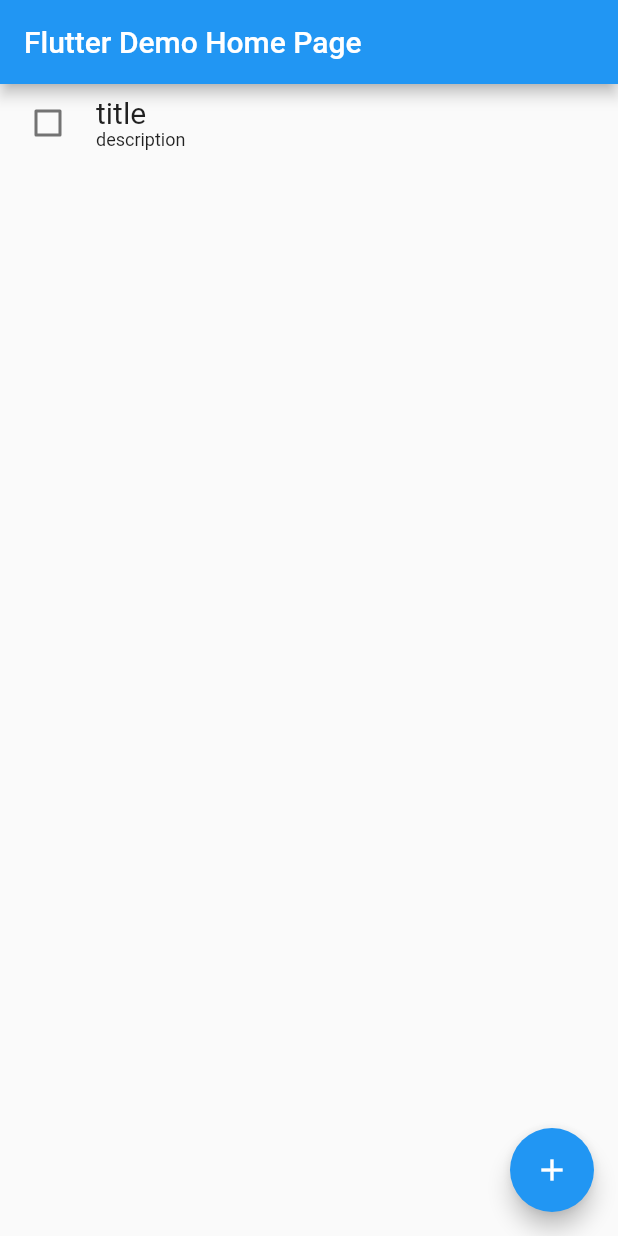
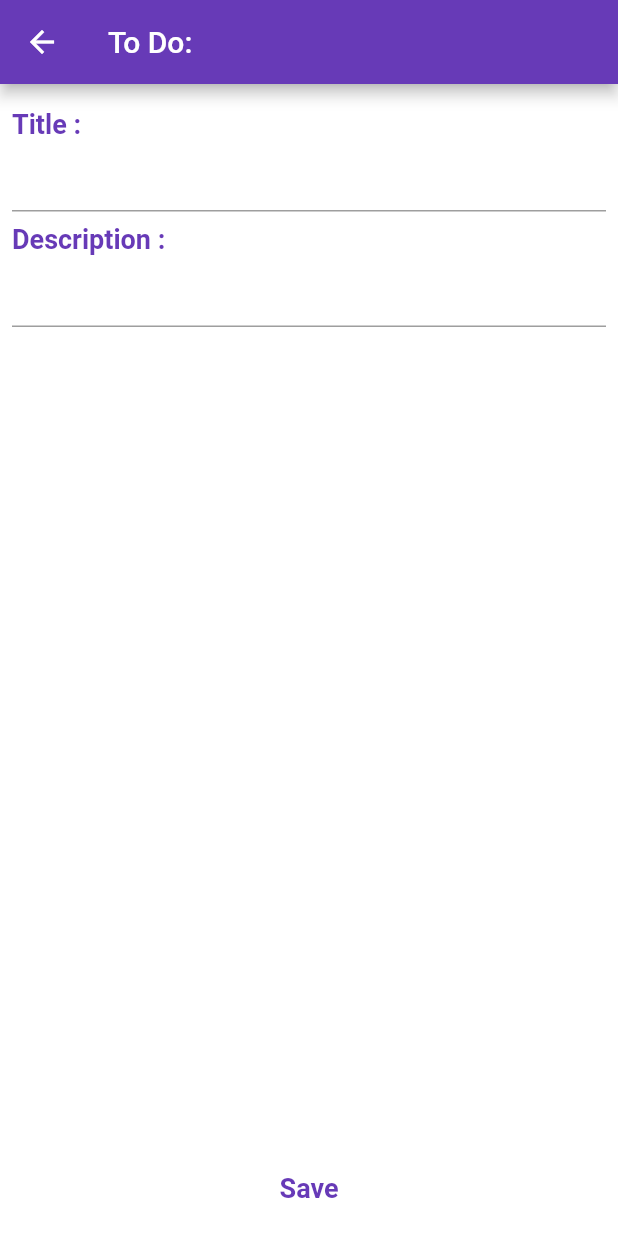
Before and after one commit to Rr01010010/study-bloc-with-ToDo-app-practice, a Flutter app: the screen it shows after launch, after a tap on the "add" icon, on a phone screen of 412 x 824 dp. Run offline on Flutter 3.47's test engine with Material 2 defaults, Android fonts, the phone set to English and light mode, and no system bars; our stand-ins replace equatable, flutter_bloc.

```diff
--- a/lib/main.dart
+++ b/lib/main.dart
@@ -1,7 +1,8 @@
 import 'package:flutter/material.dart';
 import 'package:flutter_bloc/flutter_bloc.dart';
-
-import 'bloc/task_bloc.dart';
+import 'package:todo/task/task_data.dart';
+import 'package:todo/task_page.dart';
+import 'package:todo/tasks_bloc/tasks_bloc.dart';
 
 void main() {
   runApp(const MyApp());
@@ -15,73 +16,53 @@ class MyApp extends StatelessWidget {
   Widget build(BuildContext context) {
     return MaterialApp(
       debugShowCheckedModeBanner: false,
-      title: 'Flutter Demo',
+      title: 'To Do:',
       theme: ThemeData(
-        // This is the theme of your application.
-        //
-        // Try running your application with "flutter run". You'll see the
-        // application has a blue toolbar. Then, without quitting the app, try
-        // changing the primarySwatch below to Colors.green and then invoke
-        // "hot reload" (press "r" in the console where you ran "flutter run",
-        // or simply save your changes to "hot reload" in a Flutter IDE).
-        // Notice that the counter didn't reset back to zero; the application
-        // is not restarted.
-        primarySwatch: Colors.blue,
+        primarySwatch: Colors.deepPurple,
       ),
-      home: BlocProvider(
-          create: (_) => TaskBloc(),
-          child: const MyHomePage(title: 'Flutter Demo Home Page')),
+      home: BlocProvider(create: (_) => TasksBloc(), child: const MyHomePage()),
     );
   }
 }
 
 class MyHomePage extends StatefulWidget {
-  const MyHomePage({Key? key, required this.title}) : super(key: key);
-
-  final String title;
+  const MyHomePage({Key? key}) : super(key: key);
 
   @override
   State<MyHomePage> createState() => _MyHomePageState();
 }
 
 class _MyHomePageState extends State<MyHomePage> {
-  void _incrementCounter() {
-    setState(() {
-      //BlocProvider.of<TaskBloc>().
-      //_counter++;
-    });
-  }
-
   @override
   Widget build(BuildContext context) {
     return Scaffold(
       appBar: AppBar(
-        title: Text(widget.title),
+        title: const Text('To Do:'),
       ),
-      body: BlocBuilder<TaskBloc, TaskState>(
+      body: BlocBuilder<TasksBloc, TasksState>(
         builder: (context, state) {
           return Center(
-            child: Column(
-              children: <Widget>[
-                todoWidget(state),
-                //todoWidget(),
-                //todoWidget(),
-              ],
-            ),
+            child: Column(children: [
+              for (int i = 0; i < state.tasks.length; i++)
+                todoWidget(state.tasks[i], i)
+            ]),
           );
         },
       ),
       floatingActionButton: FloatingActionButton(
-        onPressed: _incrementCounter,
-        tooltip: 'Increment',
+        onPressed: () => Navigator.of(context).push(MaterialPageRoute(
+          builder: (_) => BlocProvider.value(
+              value: BlocProvider.of<TasksBloc>(context), child: TaskPage()),
+        )),
+        tooltip: 'Add new',
         child: const Icon(Icons.add),
       ), // This trailing comma makes auto-formatting nicer for build methods.
     );
   }
 
-  Widget todoWidget(TaskState task) {
+  Widget todoWidget(TaskData task, int i) {
     return Padding(
-      padding: const EdgeInsets.symmetric(horizontal: 8, vertical: 2),
+      padding: const EdgeInsets.symmetric(horizontal: 8, vertical: 6),
       child: Row(
           mainAxisSize: MainAxisSize.max,
           mainAxisAlignment: MainAxisAlignment.start,
@@ -89,25 +70,34 @@ class _MyHomePageState extends State<MyHomePage> {
             Align(
                 alignment: Alignment.centerLeft,
                 child: Checkbox(
-                    value: task is CompetedTaskState,
+                    value: task.completed,
                     onChanged: (val) {
-                      BlocProvider.of<TaskBloc>(context).add(
-                          task is CompetedTaskState
-                              ? TaskEvent.active
-                              : TaskEvent.completed);
+                      BlocProvider.of<TasksBloc>(context).add(EditTaskEvent(
+                          newTask: task.turnStatus(completed: !task.completed),
+                          taskIndex: i));
                     })),
             const SizedBox(width: 8),
             Align(
               alignment: Alignment.center,
-              child: Column(
-                  crossAxisAlignment: CrossAxisAlignment.start,
-                  children: [
-                    Text(task.getData.title,
-                        style: const TextStyle(fontSize: 20)),
-                    Text(task.getData.description,
-                        style: const TextStyle(fontSize: 12)),
-                  ]),
+              child: SizedBox(
+                width: 220,
+                child: Column(
+                    crossAxisAlignment: CrossAxisAlignment.start,
+                    children: [
+                      Text(task.title, style: const TextStyle(fontSize: 20)),
+                      Text(task.description,
+                          style: const TextStyle(fontSize: 12)),
+                    ]),
+              ),
             ),
+            const Spacer(),
+            IconButton(
+                onPressed: () => Navigator.of(context).push(MaterialPageRoute(
+                      builder: (_) => BlocProvider.value(
+                          value: BlocProvider.of<TasksBloc>(context),
+                          child: TaskPage(task: task, taskIndex: i)),
+                    )),
+                icon: const Icon(Icons.edit))
           ]),
     );
   }
--- a/lib/bloc/task_bloc.dart
+++ b/lib/task/task_bloc.dart
@@ -1,6 +1,6 @@
 import 'package:equatable/equatable.dart';
 import 'package:flutter_bloc/flutter_bloc.dart';
-import 'package:todo/task_data.dart';
+import 'package:todo/task/task_data.dart';
 
 part 'task_event.dart';
 part 'task_state.dart';
--- /dev/null
+++ b/lib/task/task_data.dart
@@ -0,0 +1,18 @@
+import 'package:equatable/equatable.dart';
+
+class TaskData extends Equatable {
+  const TaskData({this.title = "title", this.description = "description", this.completed = false});
+  // const TaskData({this.id = -1, this.title = "title", this.description = "description", this.completed = false});
+  // final int id;
+  final String title;
+  final String description;
+  final bool completed;
+
+  @override
+  List<Object> get props => [title];
+
+  TaskData turnStatus({required bool completed}) {
+    print("completed $completed");
+    return TaskData(title: title,description: description, completed: completed);
+  }
+}
--- a/lib/task_data.dart
+++ /dev/null
@@ -1,11 +0,0 @@
-import 'package:equatable/equatable.dart';
-
-class TaskData extends Equatable {
-  const TaskData({this.id = -1, this.title = "title", this.description = "description"});
-  final int id;
-  final String title;
-  final String description;
-
-  @override
-  List<Object> get props => [title,description];
-}
--- /dev/null
+++ b/lib/task_page.dart
@@ -0,0 +1,92 @@
+import 'package:flutter/material.dart';
+import 'package:flutter_bloc/flutter_bloc.dart';
+import 'package:todo/task/task_data.dart';
+import 'package:todo/tasks_bloc/tasks_bloc.dart';
+
+class TaskPage extends StatelessWidget {
+  TaskPage({super.key, this.taskIndex, this.task}) {
+    titleController.text = task?.title ?? "";
+    descriptionController.text = task?.description ?? "";
+  }
+
+  final int? taskIndex;
+  final TaskData? task;
+  final TextEditingController titleController = TextEditingController();
+  final TextEditingController descriptionController = TextEditingController();
+
+  @override
+  Widget build(BuildContext context) {
+    return Scaffold(
+      appBar: AppBar(
+        title: const Text('To Do:'),
+      ),
+      backgroundColor: Colors.white,
+      body: Padding(
+        padding: const EdgeInsets.all(8),
+        child:
+            Column(crossAxisAlignment: CrossAxisAlignment.start, children: [
+          ...form("Title : ", titleController),
+          ...form("Description : ", descriptionController),
+          const Spacer(),
+          Padding(
+            padding: const EdgeInsets.symmetric(horizontal: 16),
+            child: SizedBox(
+              width: double.infinity,
+              child: TextButton(
+                onPressed: () {
+                  BlocProvider.of<TasksBloc>(context).add(
+                    taskIndex == null
+                        ? NewTaskEvent(
+                            newTask: TaskData(
+                              title: titleController.text,
+                              description: descriptionController.text,
+                            ),
+                          )
+                        : EditTaskEvent(
+                            taskIndex: taskIndex!,
+                            newTask: TaskData(
+                              title: titleController.text,
+                              description: descriptionController.text,
+                              completed: task?.completed ?? false,
+                            ),
+                          ),
+                  );
+                  Navigator.of(context).pop();
+                },
+                style: ButtonStyle(
+                  overlayColor: MaterialStateProperty.all(Colors.grey),
+                  foregroundColor: MaterialStateProperty.all(Colors.white24),
+                  backgroundColor: MaterialStateProperty.all(Colors.white24),
+                  shadowColor: MaterialStateProperty.all(Colors.grey),
+                ),
+                child: Text("Save", style: textStyle),
+              ),
+            ),
+          ),
+        ]),
+      ),
+      floatingActionButton: taskIndex == null
+          ? null
+          : FloatingActionButton(
+              onPressed: () {
+                BlocProvider.of<TasksBloc>(context)
+                    .add(DeleteTaskEvent(taskIndex: taskIndex!));
+                Navigator.of(context).pop();
+              },
+              tooltip: 'Delete',
+              child: const Icon(Icons.delete_outline),
+            ), // This trailing comma makes auto-formatting nicer for build methods.
+    );
+  }
+
+  List<Widget> form(String header, TextEditingController controller) {
+    return [
+      const SizedBox(height: 8),
+      Text(header, style: textStyle),
+      TextField(controller: controller, style: textStyle),
+    ];
+  }
+
+  TextStyle get textStyle => const TextStyle(
+      fontSize: 18, color: Colors.deepPurple, fontWeight: FontWeight.w600);
+}
--- /dev/null
+++ b/lib/tasks_bloc/tasks_event.dart
@@ -0,0 +1,19 @@
+part of 'tasks_bloc.dart';
+
+abstract class TasksEvent {}
+
+class NewTaskEvent extends TasksEvent {
+  NewTaskEvent({required this.newTask});
+  final TaskData newTask;
+}
+
+class DeleteTaskEvent extends TasksEvent {
+  DeleteTaskEvent({required this.taskIndex});
+  final int taskIndex;
+}
+
+class EditTaskEvent extends TasksEvent {
+  EditTaskEvent({required this.newTask, required this.taskIndex});
+  final int taskIndex;
+  final TaskData newTask;
+}
```
Also changed, not shown: lib/tasks_bloc/tasks_bloc.dart (added, +25 -0 lines), lib/tasks_bloc/tasks_state.dart (added, +26 -0 lines), lib/task/task_event.dart (renamed from lib/bloc/task_event.dart), lib/task/task_state.dart (renamed from lib/bloc/task_state.dart).
